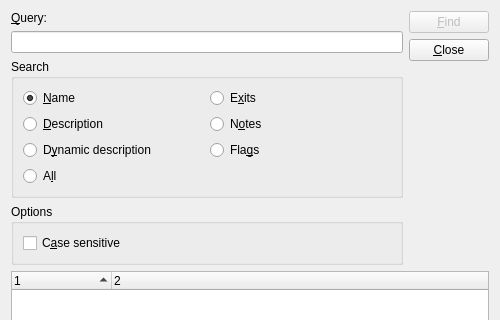
Above: src/mainwindow/findroomsdlg.ui from MUME/MMapper before the change; both pictures show x 0 to 500 and y 0 to 320 of the 500 by 468 pixel window. Below: the same form after it.
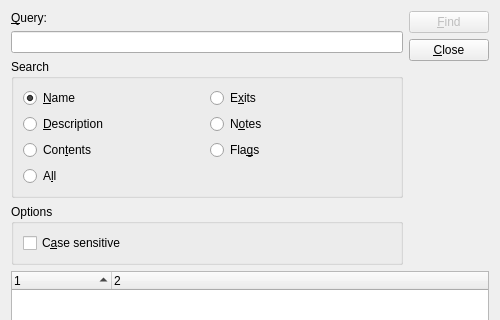
That is the form after the change. Icons and pictures are not drawn.

```diff
--- a/src/mainwindow/findroomsdlg.ui
+++ b/src/mainwindow/findroomsdlg.ui
@@ -90,7 +90,7 @@
             <item row="4" column="0">
              <widget class="QRadioButton" name="dynDescRadioButton">
               <property name="text">
-               <string>D&amp;ynamic description</string>
+               <string>Con&amp;tents</string>
               </property>
              </widget>
             </item>
```
Left out of the diff: 4 changed lines with no effect on the pictures.
